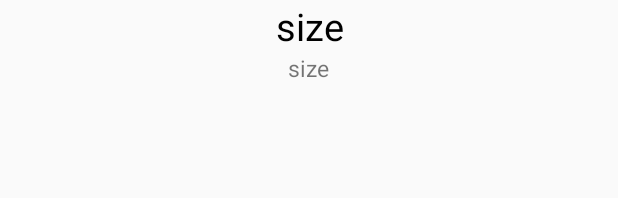
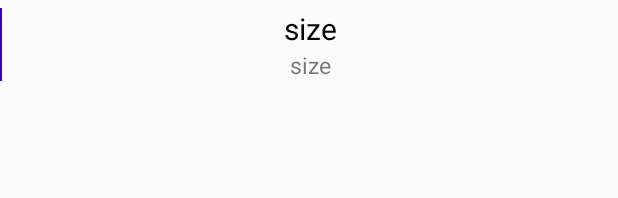
Before and after one commit to Gevorkyan-Narek/Diary, an Android app: the layout item_view_list.xml on its own in the app's theme, with its tools: preview values and no code run, on a phone screen of 412 x 824 dp. Shown: the top 198 px of the screen. Run offline under Robolectric (Android 15) with nearby library versions, the light colour scheme and no system bars.

```diff
--- a/app/build.gradle
+++ b/app/build.gradle
@@ -40,4 +40,5 @@ dependencies {
     androidTestImplementation 'androidx.test.ext:junit:1.1.1'
     androidTestImplementation 'androidx.test.espresso:espresso-core:3.2.0'
     implementation 'com.github.kizitonwose:CalendarView:0.3.4'
+    implementation 'com.android.support:appcompat-v7:23.1.1'
 }
--- a/app/src/main/java/com/cyclone/diary/Presenter/Adapter.kt
+++ b/app/src/main/java/com/cyclone/diary/Presenter/Adapter.kt
@@ -62,7 +62,6 @@ class Adapter(private val values: MutableList<Event>) : RecyclerView.Adapter<Ada
                     timeList[position].hour <= event.endtime.toInstant()
                 .atZone(ZoneId.systemDefault()).toLocalTime().hour
         }.toMutableList()
-//        recyclerView.addItemDecoration(DividerItemDecoration(holder.itemView.context,))
         recyclerView.adapter = EventsAdapter(events)
     }
 
--- /dev/null
+++ b/app/src/main/res/drawable/left_line.xml
@@ -0,0 +1,6 @@
+<?xml version="1.0" encoding="utf-8"?>
+<shape android:shape="rectangle"
+    xmlns:android="http://schemas.android.com/apk/res/android">
+    <solid android:color="@color/colorPrimaryDark"/>
+    <size android:width="1dp"/>
+</shape>
--- a/app/src/main/res/layout/item_view_list.xml
+++ b/app/src/main/res/layout/item_view_list.xml
@@ -2,7 +2,20 @@
 <LinearLayout xmlns:android="http://schemas.android.com/apk/res/android"
     android:layout_width="match_parent"
     android:layout_height="wrap_content"
+    android:layout_marginTop="5dp"
+    android:orientation="horizontal">
+
+    <ImageView
+        android:layout_width="wrap_content"
+        android:layout_height="match_parent"
+        android:src="@drawable/left_line" />
+
+    <LinearLayout
+        android:layout_width="match_parent"
+        android:layout_height="match_parent"
+        android:layout_gravity="center"
         android:orientation="vertical">
+
         <TextView
             android:id="@+id/item_title"
             android:layout_width="match_parent"
@@ -10,13 +23,14 @@
             android:gravity="center"
             android:text="size"
             android:textColor="@android:color/black"
-        android:textSize="25sp" />
+            android:textSize="20sp" />
 
         <TextView
             android:id="@+id/fulltime"
+            android:layout_width="match_parent"
+            android:layout_height="wrap_content"
+            android:gravity="center"
             android:text="size"
-        android:layout_width="wrap_content"
-        android:layout_height="wrap_content"
-        android:layout_gravity="center"
-        android:textSize="15sp"/>
+            android:textSize="15sp" />
     </LinearLayout>
+</LinearLayout>
```
Also changed, not shown: app/src/main/java/com/cyclone/diary/Presenter/EventsAdapter.kt (+8 -5 lines), app/src/main/java/com/cyclone/diary/View/CalendarViewFragment.kt (+28 -16 lines), app/src/main/res/layout/fragment_calendar.xml (+21 -7 lines), app/src/main/res/layout/time_list.xml (+18 -11 lines), app/src/main/res/calendar/icons8-календарь-google.svg (deleted), app/src/main/res/calendar/icons8-часы-128.png (deleted), app/src/main/res/sunset/sunset-1373171_1920.jpg (deleted), app/src/main/res/time-xxxhdpi/icons8-часы-64.png (deleted), app/src/main/res/time/icons8-часы-64.png (deleted). Lines whose indentation alone changed are shown as unchanged.
